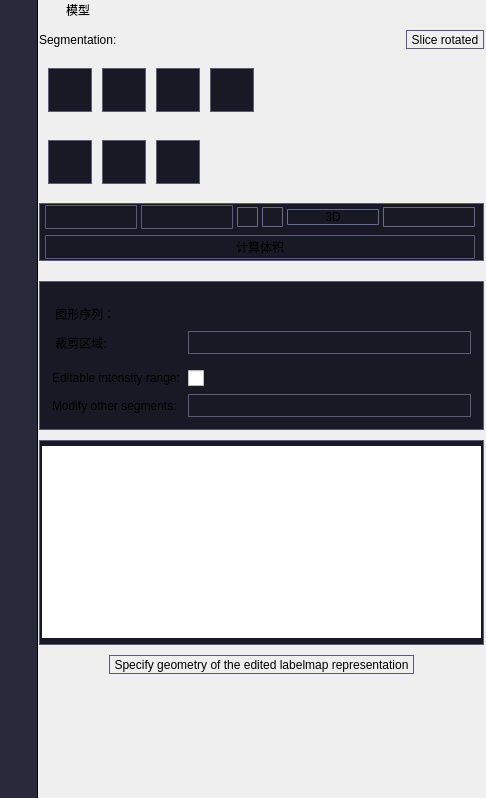
Before: the Qt Designer form Modules/Loadable/Segmentations/Widgets/Resources/UI/qMRMLSegmentEditorWidget.ui in fucklv/3DViewer, drawn with Qt 5.
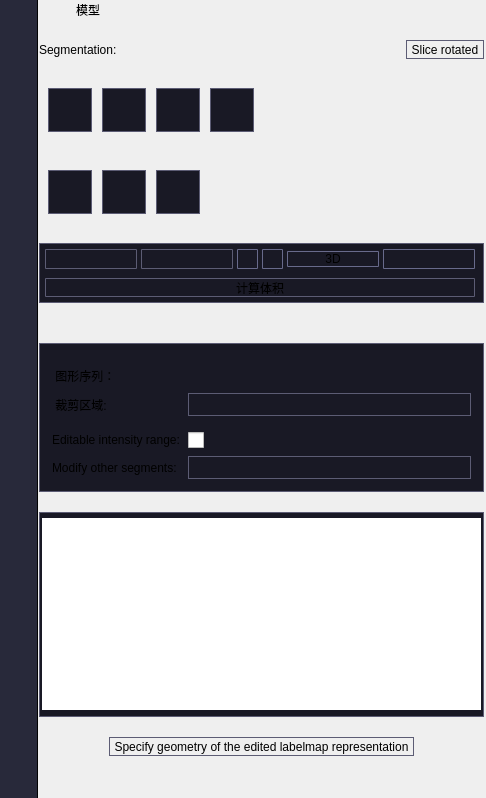
After: the same form once the commit is applied. Icons and pictures are not drawn. Custom widgets are drawn as their Qt base class.

```diff
--- a/Modules/Loadable/Segmentations/Widgets/Resources/UI/qMRMLSegmentEditorWidget.ui
+++ b/Modules/Loadable/Segmentations/Widgets/Resources/UI/qMRMLSegmentEditorWidget.ui
@@ -324,7 +324,7 @@
    <item>
     <layout class="QVBoxLayout" name="verticalLayout_5">
      <property name="spacing">
-      <number>10</number>
+      <number>20</number>
      </property>
      <property name="rightMargin">
       <number>2</number>
@@ -795,19 +795,19 @@
          </property>
          <layout class="QVBoxLayout" name="verticalLayout_9">
           <property name="spacing">
-           <number>6</number>
+           <number>9</number>
           </property>
           <property name="leftMargin">
            <number>6</number>
           </property>
           <property name="topMargin">
-           <number>2</number>
+           <number>6</number>
           </property>
           <property name="rightMargin">
            <number>9</number>
           </property>
           <property name="bottomMargin">
-           <number>2</number>
+           <number>6</number>
           </property>
           <item>
            <layout class="QHBoxLayout" name="SegmentActionsLayout">
```
Left out of the diff: 6 changed lines with no effect on the pictures.
